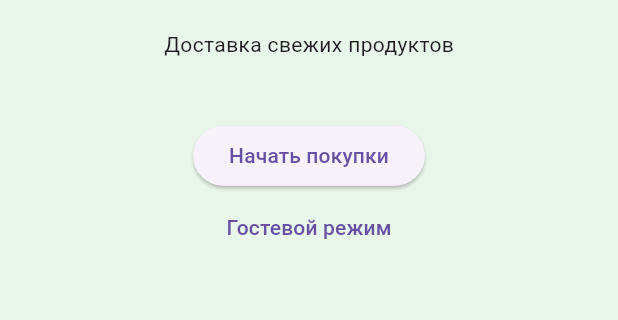
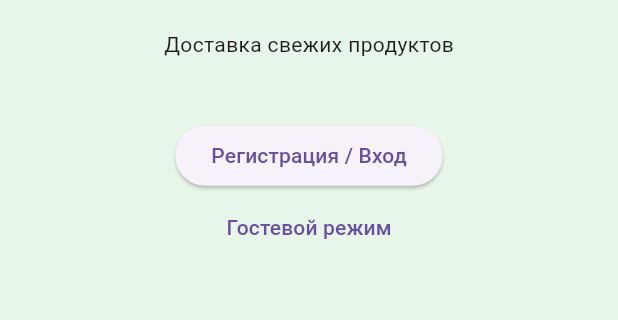
Before and after one commit to alimok20-bit/world-peas-flutter, a Flutter app: the screen it shows after launch, on a phone screen of 412 x 824 dp, the part 529-849 px from its top. Run offline on Flutter 3.47's test engine with Material 3 defaults, Android fonts, the phone set to English and light mode, and no system bars; our stand-ins replace sqflite; accounts and stored records are empty.

Commit message:
Оформление страницы
Co-authored-by: Copilot <copilot@github.com>

```diff
--- a/lib/screens/welcome_screen.dart
+++ b/lib/screens/welcome_screen.dart
@@ -39,7 +39,7 @@ class WelcomeScreen extends StatelessWidget {
                 //   ),
                 // );
               },
-              child: const Text("Начать покупки"),
+              child: const Text("Регистрация / Вход"),
             ),
             TextButton(
               onPressed: () {
```
